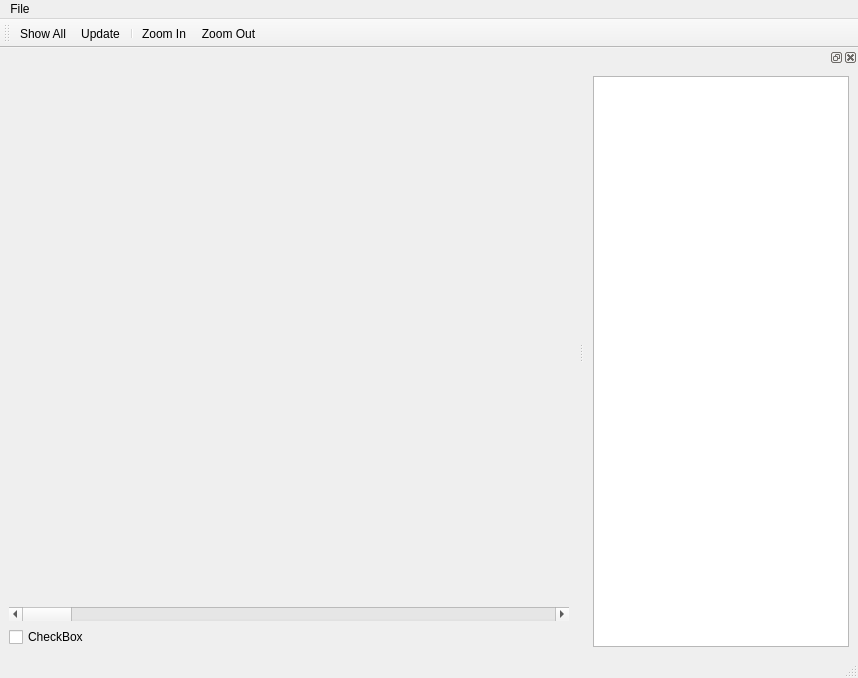
This is qt_output.ui in oliver/timeplot as Qt 5 draws it before an edit. The edited form follows.
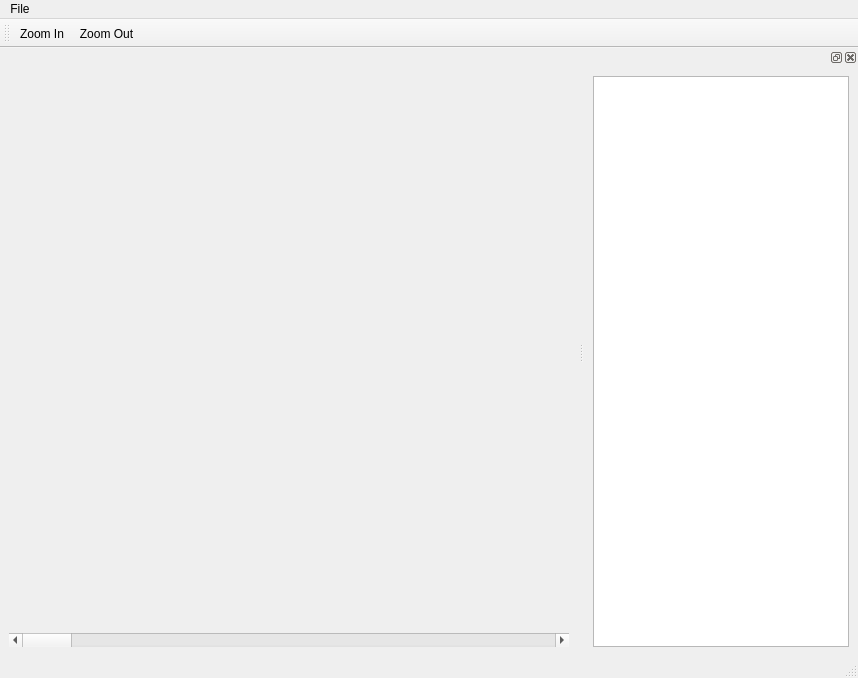
This is the edited form. Custom widgets are drawn as their Qt base class.

Patch:
```diff
--- a/qt_output.ui
+++ b/qt_output.ui
@@ -18,13 +18,6 @@
     <item row="0" column="0">
      <widget class="Plotter" name="plotter" native="true"/>
     </item>
-    <item row="2" column="0">
-     <widget class="QCheckBox" name="checkBox">
-      <property name="text">
-       <string>CheckBox</string>
-      </property>
-     </widget>
-    </item>
     <item row="1" column="0">
      <widget class="QScrollBar" name="hscrollPlotter">
       <property name="orientation">
@@ -62,9 +55,6 @@
    <attribute name="toolBarBreak">
     <bool>false</bool>
    </attribute>
-   <addaction name="actionShowAll"/>
-   <addaction name="actionUpdate"/>
-   <addaction name="separator"/>
    <addaction name="actionZoomIn"/>
    <addaction name="actionZoomOut"/>
   </widget>
@@ -85,22 +75,6 @@
     <string>Quit</string>
    </property>
   </action>
-  <action name="actionUpdate">
-   <property name="checkable">
-    <bool>true</bool>
-   </property>
-   <property name="text">
-    <string>Update</string>
-   </property>
-  </action>
-  <action name="actionShowAll">
-   <property name="checkable">
-    <bool>true</bool>
-   </property>
-   <property name="text">
-    <string>Show All</string>
-   </property>
-  </action>
   <action name="actionZoomIn">
    <property name="text">
     <string>Zoom In</string>
```
